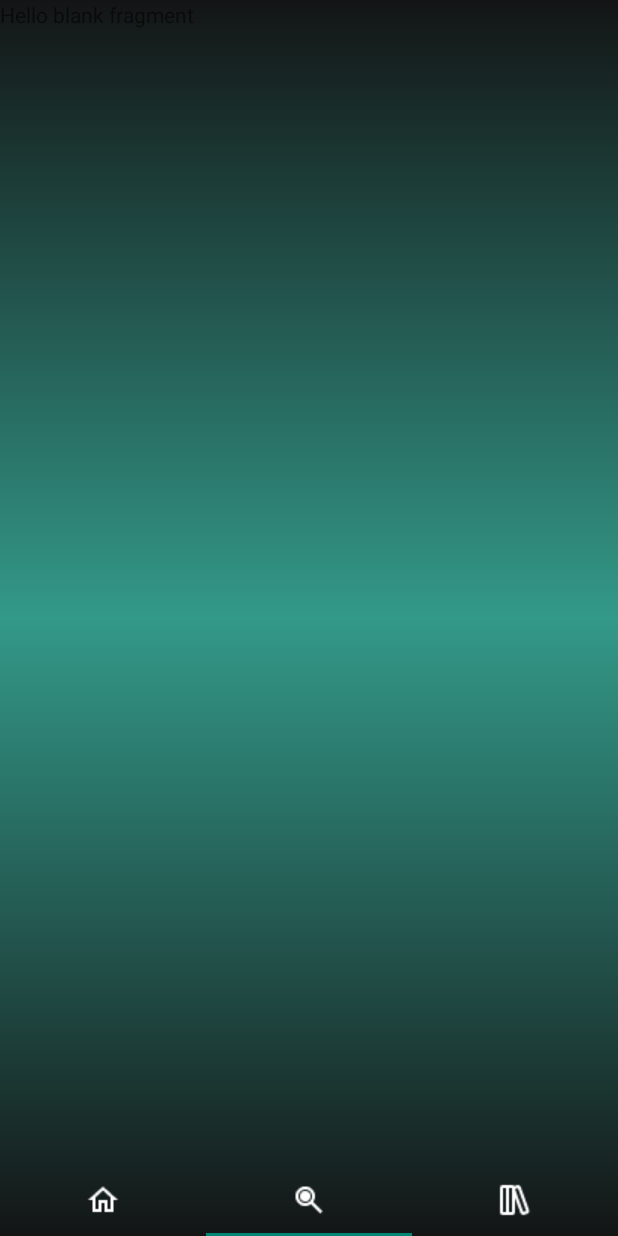
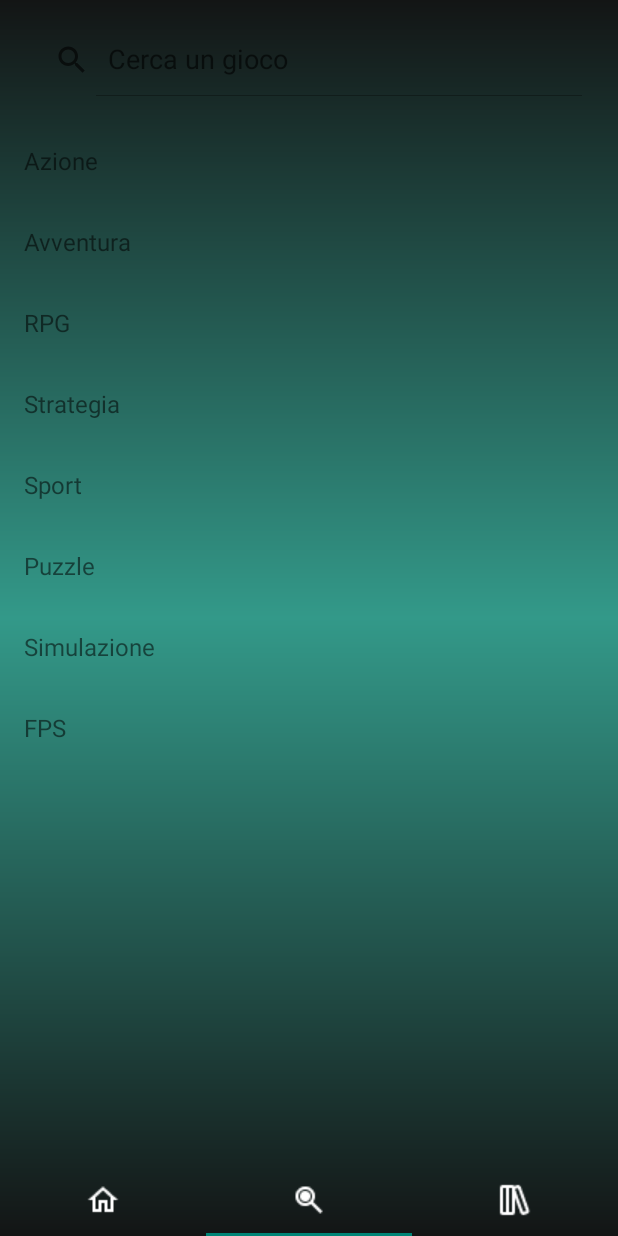
Before and after one commit to ITSLorenzoPodio/GameScout, an Android app: the screen it shows after launch (MainActivity), item 2 of the bottom bar chosen, on a phone screen of 412 x 824 dp. Run offline under Robolectric (Android 15) with nearby library versions, the phone set to English and light mode, and no system bars.

Commit message:
aggiunto altro perchè mi annoio

```diff
--- a/app/src/main/java/com/example/gs/Pages/SearchFragment.kt
+++ b/app/src/main/java/com/example/gs/Pages/SearchFragment.kt
@@ -1,60 +1,120 @@
 package com.example.gs.Pages
 
+import android.content.Context
 import android.os.Bundle
 import androidx.fragment.app.Fragment
 import android.view.LayoutInflater
 import android.view.View
 import android.view.ViewGroup
+import android.widget.Toast
+import androidx.appcompat.widget.SearchView
+import androidx.recyclerview.widget.LinearLayoutManager
+import androidx.recyclerview.widget.RecyclerView
 import com.example.gs.R
+import com.example.gs.adapters.CategoryAdapter
+import com.example.gs.adapters.RecentSearchAdapter
 
-// TODO: Rename parameter arguments, choose names that match
-// the fragment initialization parameters, e.g. ARG_ITEM_NUMBER
-private const val ARG_PARAM1 = "param1"
-private const val ARG_PARAM2 = "param2"
+class SearchFragment : Fragment() {
 
-/**
- * A simple [Fragment] subclass.
- * Use the [SearchFragment.newInstance] factory method to
- * create an instance of this fragment.
- */
-class SearchFragment : Fragment() {
-    // TODO: Rename and change types of parameters
-    private var param1: String? = null
-    private var param2: String? = null
+    private lateinit var searchView: SearchView
+    private lateinit var categoriesRecyclerView: RecyclerView
+    private lateinit var recentSearchesRecyclerView: RecyclerView
 
-    override fun onCreate(savedInstanceState: Bundle?) {
-        super.onCreate(savedInstanceState)
-        arguments?.let {
-            param1 = it.getString(ARG_PARAM1)
-            param2 = it.getString(ARG_PARAM2)
-        }
-    }
+    private val categories = listOf("Azione", "Avventura", "RPG", "Strategia", "Sport", "Puzzle", "Simulazione", "FPS")
+    private val recentSearches = mutableListOf<String>()
 
     override fun onCreateView(
         inflater: LayoutInflater, container: ViewGroup?,
         savedInstanceState: Bundle?
     ): View? {
-        // Inflate the layout for this fragment
         return inflater.inflate(R.layout.fragment_seach, container, false)
     }
 
-    companion object {
-        /**
-         * Use this factory method to create a new instance of
-         * this fragment using the provided parameters.
-         *
-         * @param param1 Parameter 1.
-         * @param param2 Parameter 2.
-         * @return A new instance of fragment SeachFragment.
-         */
-        // TODO: Rename and change types and number of parameters
-        @JvmStatic
-        fun newInstance(param1: String, param2: String) =
-            SearchFragment().apply {
-                arguments = Bundle().apply {
-                    putString(ARG_PARAM1, param1)
-                    putString(ARG_PARAM2, param2)
+    override fun onViewCreated(view: View, savedInstanceState: Bundle?) {
+        super.onViewCreated(view, savedInstanceState)
+
+        searchView = view.findViewById(R.id.searchView)
+        categoriesRecyclerView = view.findViewById(R.id.categoriesRecyclerView)
+        recentSearchesRecyclerView = view.findViewById(R.id.recentSearchesRecyclerView)
+
+        loadRecentSearches()
+        setupSearchView()
+        setupCategoriesRecyclerView()
+        setupRecentSearchesRecyclerView()
+    }
+
+    private fun setupSearchView() {
+        searchView.setOnQueryTextFocusChangeListener { _, hasFocus ->
+            if (hasFocus) {
+                categoriesRecyclerView.visibility = View.GONE
+                recentSearchesRecyclerView.visibility = View.VISIBLE
+            } else {
+                categoriesRecyclerView.visibility = View.VISIBLE
+                recentSearchesRecyclerView.visibility = View.GONE
+            }
+        }
+
+        searchView.setOnQueryTextListener(object : SearchView.OnQueryTextListener {
+            override fun onQueryTextSubmit(query: String?): Boolean {
+                query?.let {
+                    addRecentSearch(it)
+                    performSearch(it)
                 }
+                return true
             }
+
+            override fun onQueryTextChange(newText: String?): Boolean {
+                // Implementa la ricerca in tempo reale se necessario
+                return true
+            }
+        })
+    }
+
+    private fun setupCategoriesRecyclerView() {
+        categoriesRecyclerView.layoutManager = LinearLayoutManager(context)
+        categoriesRecyclerView.adapter = CategoryAdapter(categories) { category ->
+            Toast.makeText(context, "Categoria selezionata: $category", Toast.LENGTH_SHORT).show()
+            // Implementa la logica per mostrare i giochi della categoria selezionata
+        }
+    }
+
+    private fun setupRecentSearchesRecyclerView() {
+        recentSearchesRecyclerView.layoutManager = LinearLayoutManager(context)
+        updateRecentSearchesAdapter()
+    }
+
+    private fun addRecentSearch(search: String) {
+        recentSearches.remove(search) // Rimuovi se già presente
+        recentSearches.add(0, search) // Aggiungi all'inizio
+        if (recentSearches.size > 5) {
+            recentSearches.removeAt(recentSearches.lastIndex)
+        }
+        updateRecentSearchesAdapter()
+        saveRecentSearches()
+    }
+
+    private fun updateRecentSearchesAdapter() {
+        recentSearchesRecyclerView.adapter = RecentSearchAdapter(recentSearches) { search ->
+            searchView.setQuery(search, true)
+        }
+    }
+
+    private fun performSearch(query: String) {
+        Toast.makeText(context, "Ricerca avviata per: $query", Toast.LENGTH_SHORT).show()
+        // Implementa la logica per effettuare la ricerca effettiva
+    }
+
+    private fun saveRecentSearches() {
+        context?.getSharedPreferences("SearchPrefs", Context.MODE_PRIVATE)?.edit()?.apply {
+            putStringSet("recent_searches", recentSearches.toSet())
+            apply()
+        }
+    }
+
+    private fun loadRecentSearches() {
+        context?.getSharedPreferences("SearchPrefs", Context.MODE_PRIVATE)?.let { prefs ->
+            recentSearches.clear()
+            recentSearches.addAll(prefs.getStringSet("recent_searches", setOf()) ?: setOf())
+        }
     }
 }
--- /dev/null
+++ b/app/src/main/java/com/example/gs/adapters/CategoryAdapter.kt
@@ -0,0 +1,32 @@
+package com.example.gs.adapters
+
+import android.view.LayoutInflater
+import android.view.View
+import android.view.ViewGroup
+import android.widget.TextView
+import androidx.recyclerview.widget.RecyclerView
+import com.example.gs.R
+
+class CategoryAdapter(
+    private val categories: List<String>,
+    private val onCategoryClick: (String) -> Unit
+) : RecyclerView.Adapter<CategoryAdapter.CategoryViewHolder>() {
+
+    class CategoryViewHolder(view: View) : RecyclerView.ViewHolder(view) {
+        val textView: TextView = view.findViewById(R.id.categoryTextView)
+    }
+
+    override fun onCreateViewHolder(parent: ViewGroup, viewType: Int): CategoryViewHolder {
+        val view = LayoutInflater.from(parent.context)
+            .inflate(R.layout.item_category, parent, false)
+        return CategoryViewHolder(view)
+    }
+
+    override fun onBindViewHolder(holder: CategoryViewHolder, position: Int) {
+        val category = categories[position]
+        holder.textView.text = category
+        holder.itemView.setOnClickListener { onCategoryClick(category) }
+    }
+
+    override fun getItemCount() = categories.size
+}
--- /dev/null
+++ b/app/src/main/java/com/example/gs/adapters/RecentSearchAdapter.kt
@@ -0,0 +1,32 @@
+package com.example.gs.adapters
+
+import android.view.LayoutInflater
+import android.view.View
+import android.view.ViewGroup
+import android.widget.TextView
+import androidx.recyclerview.widget.RecyclerView
+import com.example.gs.R
+
+class RecentSearchAdapter(
+    private val recentSearches: List<String>,
+    private val onSearchClick: (String) -> Unit
+) : RecyclerView.Adapter<RecentSearchAdapter.RecentSearchViewHolder>() {
+
+    class RecentSearchViewHolder(view: View) : RecyclerView.ViewHolder(view) {
+        val textView: TextView = view.findViewById(R.id.recentSearchTextView)
+    }
+
+    override fun onCreateViewHolder(parent: ViewGroup, viewType: Int): RecentSearchViewHolder {
+        val view = LayoutInflater.from(parent.context)
+            .inflate(R.layout.item_recent_search, parent, false)
+        return RecentSearchViewHolder(view)
+    }
+
+    override fun onBindViewHolder(holder: RecentSearchViewHolder, position: Int) {
+        val search = recentSearches[position]
+        holder.textView.text = search
+        holder.itemView.setOnClickListener { onSearchClick(search) }
+    }
+
+    override fun getItemCount() = recentSearches.size
+}
--- a/app/src/main/res/layout/fragment_seach.xml
+++ b/app/src/main/res/layout/fragment_seach.xml
@@ -1,14 +1,42 @@
 <?xml version="1.0" encoding="utf-8"?>
-<FrameLayout xmlns:android="http://schemas.android.com/apk/res/android"
+<androidx.constraintlayout.widget.ConstraintLayout
+    xmlns:android="http://schemas.android.com/apk/res/android"
+    xmlns:app="http://schemas.android.com/apk/res-auto"
     xmlns:tools="http://schemas.android.com/tools"
     android:layout_width="match_parent"
     android:layout_height="match_parent"
     tools:context=".Pages.SearchFragment">
 
-    <!-- TODO: Update blank fragment layout -->
-    <TextView
-        android:layout_width="match_parent"
-        android:layout_height="match_parent"
-        android:text="@string/hello_blank_fragment" />
+    <androidx.appcompat.widget.SearchView
+        android:id="@+id/searchView"
+        android:layout_width="0dp"
+        android:layout_height="wrap_content"
+        android:layout_margin="16dp"
+        app:layout_constraintTop_toTopOf="parent"
+        app:layout_constraintStart_toStartOf="parent"
+        app:layout_constraintEnd_toEndOf="parent"
+        app:iconifiedByDefault="false"
+        app:queryHint="Cerca un gioco" />
 
-</FrameLayout>
+    <androidx.recyclerview.widget.RecyclerView
+        android:id="@+id/categoriesRecyclerView"
+        android:layout_width="0dp"
+        android:layout_height="0dp"
+        android:layout_marginTop="16dp"
+        app:layout_constraintTop_toBottomOf="@id/searchView"
+        app:layout_constraintBottom_toBottomOf="parent"
+        app:layout_constraintStart_toStartOf="parent"
+        app:layout_constraintEnd_toEndOf="parent" />
+
+    <androidx.recyclerview.widget.RecyclerView
+        android:id="@+id/recentSearchesRecyclerView"
+        android:layout_width="0dp"
+        android:layout_height="0dp"
+        android:layout_marginTop="16dp"
+        android:visibility="gone"
+        app:layout_constraintTop_toBottomOf="@id/searchView"
+        app:layout_constraintBottom_toBottomOf="parent"
+        app:layout_constraintStart_toStartOf="parent"
+        app:layout_constraintEnd_toEndOf="parent" />
+
+</androidx.constraintlayout.widget.ConstraintLayout>
--- /dev/null
+++ b/app/src/main/res/layout/item_category.xml
@@ -0,0 +1,9 @@
+<?xml version="1.0" encoding="utf-8"?>
+<TextView
+    xmlns:android="http://schemas.android.com/apk/res/android"
+    android:id="@+id/categoryTextView"
+    android:layout_width="match_parent"
+    android:layout_height="wrap_content"
+    android:padding="16dp"
+    android:textSize="16sp"
+    android:background="?attr/selectableItemBackground" />
```
Also changed, not shown: app/src/main/res/layout/item_recent_search.xml (added, +11 -0 lines), app/src/main/res/drawable/history.png (added).
